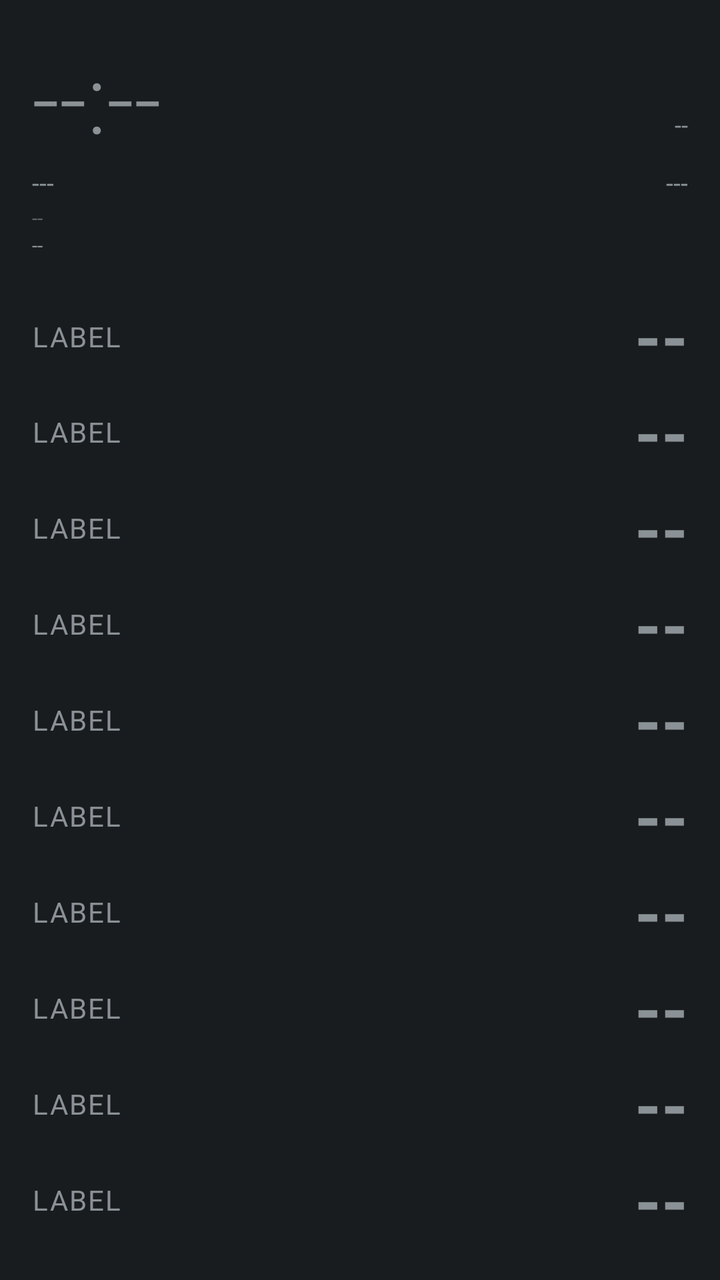
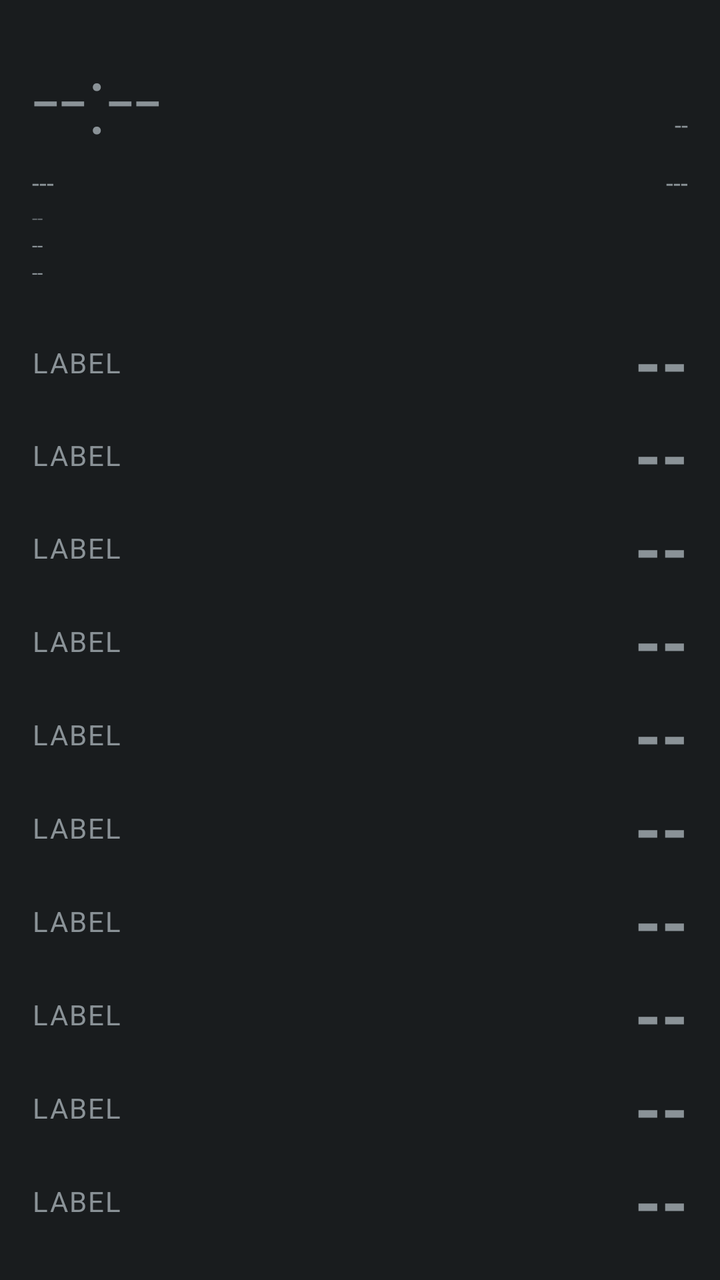

Two renders of the same Android screen: before a commit and after it. Below are the layout's source before the change and the commit's diff.
<!-- AndroidManifest.xml: application theme android:Theme.DeviceDefault.NoActionBar -->
<!-- res/layout/aod_layout_giant_stack.xml -->
<?xml version="1.0" encoding="utf-8"?>
<LinearLayout xmlns:android="http://schemas.android.com/apk/res/android"
    android:id="@+id/bg_root"
    android:layout_width="match_parent"
    android:layout_height="match_parent"
    android:orientation="vertical"
    android:padding="16dp">

    <LinearLayout
        android:layout_width="match_parent"
        android:layout_height="wrap_content"
        android:orientation="horizontal">

        <TextView
            android:id="@+id/clock"
            android:layout_width="wrap_content"
            android:layout_height="wrap_content"
            android:textSize="48sp"
            android:fontFamily="sans-serif-light"
            android:text="--:--" />

        <TextView
            android:id="@+id/health_badge"
            android:layout_width="0dp"
            android:layout_height="wrap_content"
            android:layout_weight="1"
            android:layout_gravity="top"
            android:gravity="end"
            android:textSize="12sp"
            android:textAllCaps="true"
            android:text="--" />
    </LinearLayout>

    <LinearLayout
        android:layout_width="match_parent"
        android:layout_height="wrap_content"
        android:orientation="horizontal"
        android:layout_marginTop="2dp">

        <TextView
            android:id="@+id/date"
            android:layout_width="wrap_content"
            android:layout_height="wrap_content"
            android:textSize="13sp"
            android:text="---" />

        <TextView
            android:id="@+id/panchang"
            android:layout_width="0dp"
            android:layout_height="wrap_content"
            android:layout_weight="1"
            android:layout_marginStart="10dp"
            android:gravity="end"
            android:textSize="13sp"
            android:text="---" />
    </LinearLayout>

    <TextView
        android:id="@+id/perf_badge"
        android:layout_width="wrap_content"
        android:layout_height="wrap_content"
        android:textSize="10sp"
        android:alpha="0.6"
        android:layout_marginTop="2dp"
        android:text="--" />

    <TextView
        android:id="@+id/net_type_badge"
        android:layout_width="wrap_content"
        android:layout_height="wrap_content"
        android:textSize="10sp"
        android:text="--" />

    <TextView
        android:id="@+id/muhurat_badge"
        android:layout_width="wrap_content"
        android:layout_height="wrap_content"
        android:textSize="11sp"
        android:textStyle="bold"
        android:visibility="gone"
        android:text="--" />

    <View
        android:id="@+id/divider_1"
        android:layout_width="match_parent"
        android:layout_height="1dp"
        android:layout_marginTop="10dp"
        android:layout_marginBottom="4dp" />

    <include layout="@layout/aod_row_giant" android:id="@+id/row0"
        android:layout_width="match_parent" android:layout_height="0dp" android:layout_weight="1" />
    <include layout="@layout/aod_row_giant" android:id="@+id/row1"
        android:layout_width="match_parent" android:layout_height="0dp" android:layout_weight="1" />
    <include layout="@layout/aod_row_giant" android:id="@+id/row2"
        android:layout_width="match_parent" android:layout_height="0dp" android:layout_weight="1" />
    <include layout="@layout/aod_row_giant" android:id="@+id/row3"
        android:layout_width="match_parent" android:layout_height="0dp" android:layout_weight="1" />
    <include layout="@layout/aod_row_giant" android:id="@+id/row4"
        android:layout_width="match_parent" android:layout_height="0dp" android:layout_weight="1" />
    <include layout="@layout/aod_row_giant" android:id="@+id/row5"
        android:layout_width="match_parent" android:layout_height="0dp" android:layout_weight="1" />
    <include layout="@layout/aod_row_giant" android:id="@+id/row6"
        android:layout_width="match_parent" android:layout_height="0dp" android:layout_weight="1" />
    <include layout="@layout/aod_row_giant" android:id="@+id/row7"
        android:layout_width="match_parent" android:layout_height="0dp" android:layout_weight="1" />
    <include layout="@layout/aod_row_giant" android:id="@+id/row8"
        android:layout_width="match_parent" android:layout_height="0dp" android:layout_weight="1" />
    <include layout="@layout/aod_row_giant" android:id="@+id/row9"
        android:layout_width="match_parent" android:layout_height="0dp" android:layout_weight="1" />

</LinearLayout>
<!-- res/layout/aod_row_giant.xml (included above) -->
<?xml version="1.0" encoding="utf-8"?>
<LinearLayout xmlns:android="http://schemas.android.com/apk/res/android"
    android:layout_width="match_parent"
    android:layout_height="match_parent"
    android:orientation="horizontal"
    android:gravity="center_vertical">

    <TextView
        android:id="@+id/stat_label"
        android:layout_width="wrap_content"
        android:layout_height="wrap_content"
        android:textSize="14sp"
        android:textAllCaps="true"
        android:letterSpacing="0.05"
        android:text="Label" />

    <TextView
        android:id="@+id/stat_value"
        android:layout_width="0dp"
        android:layout_height="match_parent"
        android:layout_weight="1"
        android:layout_marginStart="12dp"
        android:gravity="end|center_vertical"
        android:textStyle="bold"
        android:maxLines="1"
        android:autoSizeTextType="uniform"
        android:autoSizeMinTextSize="16sp"
        android:autoSizeMaxTextSize="100sp"
        android:autoSizeStepGranularity="2sp"
        android:text="--" />

</LinearLayout>
<!-- resources referenced by this layout -->
<resources>

</resources>

<!-- the commit's change to res/layout/aod_layout_giant_stack.xml (unified diff, before → after) -->
@@ -66,6 +66,13 @@
 
     <TextView
         android:id="@+id/net_type_badge"
+        android:layout_width="wrap_content"
+        android:layout_height="wrap_content"
+        android:textSize="10sp"
+        android:text="--" />
+
+    <TextView
+        android:id="@+id/akd_badge"
         android:layout_width="wrap_content"
         android:layout_height="wrap_content"
         android:textSize="10sp"
